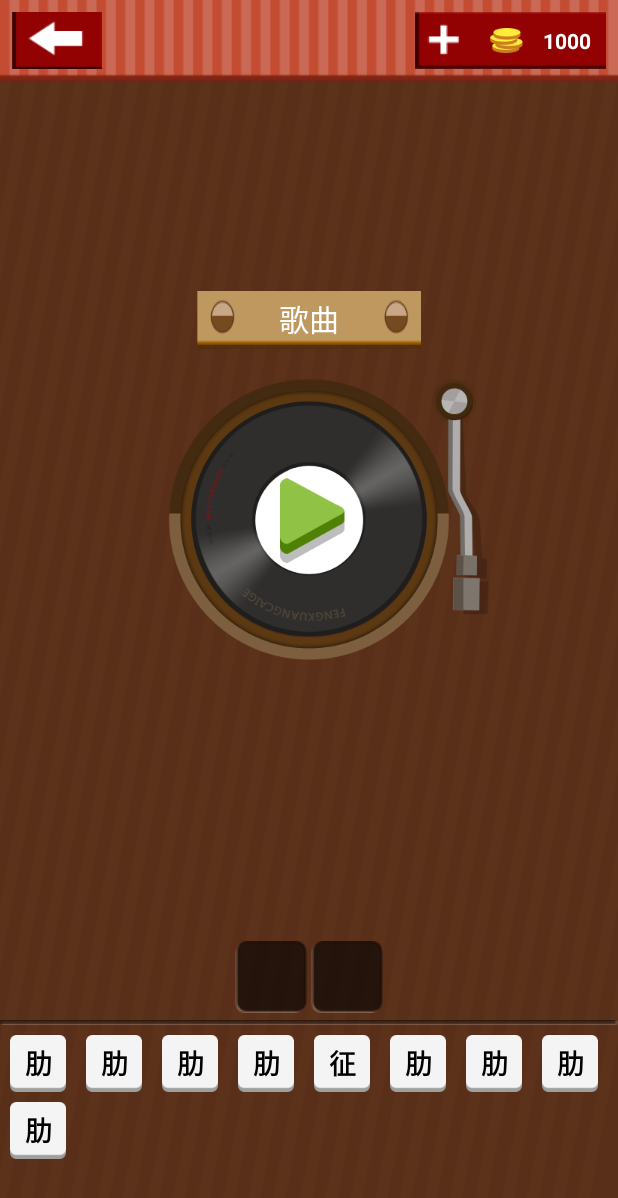
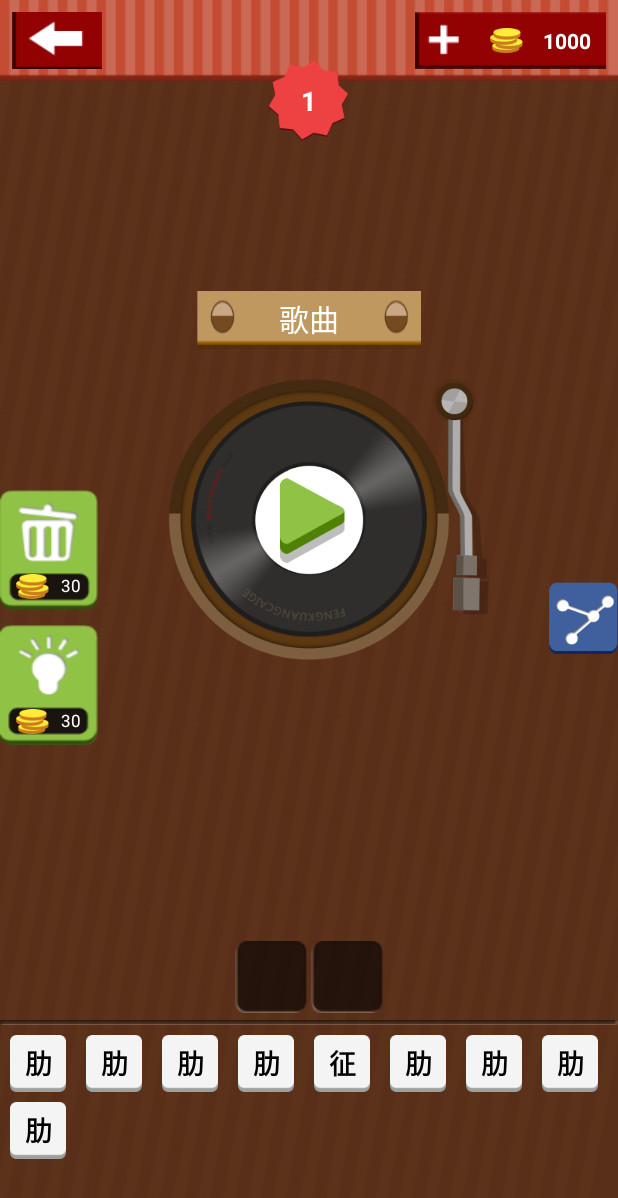
Before and after one commit to jijinchao2014/GuessPlayer, an Android app: the screen it shows after launch (MainActivity), on a phone screen of 412 x 824 dp. Shown: the top 1198 px of the screen. Run offline under Robolectric (Android 15) with nearby library versions, the phone set to English and light mode, and no system bars; libraries missing offline, so code that uses them is left out: com.nineoldandroids.animation.

Commit message:
主页面添加删除、提示、分享按钮

```diff
--- a/app/src/main/java/com/jijc/guessplayer/activity/MainActivity.java
+++ b/app/src/main/java/com/jijc/guessplayer/activity/MainActivity.java
@@ -15,6 +15,8 @@ import android.widget.Button;
 import android.widget.CheckedTextView;
 import android.widget.ImageButton;
 import android.widget.ImageView;
+import android.widget.LinearLayout;
+import android.widget.RelativeLayout;
 import android.widget.TextView;
 import android.widget.Toast;
 
@@ -23,7 +25,6 @@ import com.jijc.guessplayer.R;
 import com.jijc.guessplayer.bean.SongBean;
 import com.jijc.guessplayer.bean.Songs;
 import com.jijc.guessplayer.bean.WordBean;
-import com.jijc.guessplayer.listener.OnRecyclerViewItemClickListener;
 import com.jijc.guessplayer.utils.WordUtil;
 import com.nineoldandroids.animation.ArgbEvaluator;
 import com.nineoldandroids.animation.ObjectAnimator;
@@ -58,9 +59,16 @@ public class MainActivity extends AppCompatActivity implements View.OnClickListe
     private Animation mBarInAnim; //拨杆进入动画
     private Animation mBarOutAnim; //拨杆拨开动画
     private RecyclerView recyclerView; //待选文字区域
-    private RecyclerView llContainer; //已选文字区域
+    private RecyclerView selectedRecyclerView; //已选文字区域
     private MyAdapter adapter;  //待选文字
-    private MyAdapter adapter1; //已选文字
+    private MyAdapter selectedAdapter; //已选文字
+    private LinearLayout llSuccess;
+    private RelativeLayout rlDelete;
+    private RelativeLayout rlTip;
+    private TextView tvDelete;
+    private TextView tvTip;
+    private TextView tvShare;
+    private TextView tvLevel;
 
     @Override
     protected void onCreate(Bundle savedInstanceState) {
@@ -70,13 +78,13 @@ public class MainActivity extends AppCompatActivity implements View.OnClickListe
         initData();
 
         adapter = new MyAdapter(this, datas, 0);
-        adapter1 = new MyAdapter(this, selects, 1);
+        selectedAdapter = new MyAdapter(this, selects, 1);
         recyclerView.setAdapter(adapter);
-        llContainer.setAdapter(adapter1);
+        selectedRecyclerView.setAdapter(selectedAdapter);
 
         //设置布局
         recyclerView.setLayoutManager(new GridLayoutManager(this, 8));
-        llContainer.setLayoutManager(new GridLayoutManager(this, selected_word));
+        selectedRecyclerView.setLayoutManager(new GridLayoutManager(this, selected_word));
         //待选区域按钮点击事件
         adapter.setOnItemClickListener(new MyAdapter.OnItemClickListener() {
             @Override
@@ -90,7 +98,7 @@ public class MainActivity extends AppCompatActivity implements View.OnClickListe
                     for (int i = 0; i < selected_word; i++) {
                         if (TextUtils.isEmpty(selects.get(i).wordText)) {
                             selects.get(i).wordText = datas.get(position).wordText;
-                            adapter1.notifyDataSetChanged();
+                            selectedAdapter.notifyDataSetChanged();
                             mapWord.put(i, datas.get(position));
                             fillNum++;
                             break;
@@ -107,6 +115,7 @@ public class MainActivity extends AppCompatActivity implements View.OnClickListe
                             for (int i=0;i<selected_word;i++){
                                 selects.get(i).tvSelected.setTextColor(Color.GREEN);
                             }
+                            llSuccess.setVisibility(View.VISIBLE);
                             break;
                         case SONG_FAILL:
                             //校验失败已选文字闪烁，
@@ -138,7 +147,7 @@ public class MainActivity extends AppCompatActivity implements View.OnClickListe
         });
 
         //已选区域按钮点击事件
-        adapter1.setOnItemClickListener(new MyAdapter.OnItemClickListener() {
+        selectedAdapter.setOnItemClickListener(new MyAdapter.OnItemClickListener() {
             @Override
             public void onItemClick(final View view, final int position) {
                 for (int i=0;i<selected_word;i++){
@@ -148,7 +157,7 @@ public class MainActivity extends AppCompatActivity implements View.OnClickListe
                 }
 //                Toast.makeText(MainActivity.this, "你点击了" + datas.get(position) + ",position=" + position, Toast.LENGTH_SHORT).show();
                 selects.get(position).wordText = "";
-                adapter1.notifyDataSetChanged();
+                selectedAdapter.notifyDataSetChanged();
                 WordBean wordBean = mapWord.get(position);//已选框文字原来的位置
                 wordBean.isVisible = true;
                 adapter.notifyDataSetChanged();
@@ -173,10 +182,21 @@ public class MainActivity extends AppCompatActivity implements View.OnClickListe
         ivBar = (ImageView) findViewById(R.id.iv_bar);
         ivPan = (ImageView) findViewById(R.id.iv_pan);
         recyclerView = (RecyclerView) findViewById(R.id.recyclerView);
-        llContainer = (RecyclerView) findViewById(R.id.ll_container);
+        selectedRecyclerView = (RecyclerView) findViewById(R.id.ll_container);
+        llSuccess = (LinearLayout) findViewById(R.id.ll_success);
+        rlDelete = (RelativeLayout) findViewById(R.id.rl_delete);
+        rlTip = (RelativeLayout) findViewById(R.id.rl_tip);
+        tvDelete = (TextView) findViewById(R.id.tv_delete);
+        tvTip = (TextView) findViewById(R.id.tv_tip);
+        tvShare = (TextView) findViewById(R.id.tv_share);
+        tvLevel = (TextView) findViewById(R.id.tv_level);
+
         tvScore.setOnClickListener(this);
         btnBack.setOnClickListener(this);
         btnPlay.setOnClickListener(this);
+        rlDelete.setOnClickListener(this);
+        rlTip.setOnClickListener(this);
+        tvShare.setOnClickListener(this);
     }
 
     /**
@@ -216,16 +236,22 @@ public class MainActivity extends AppCompatActivity implements View.OnClickListe
     public void onClick(View v) {
         int id = v.getId();
         switch (id) {
-            case R.id.btn_back:
+            case R.id.btn_back: //返回按键
                 finish();
                 break;
-            case R.id.btn_play:
+            case R.id.btn_play: //播放按钮
                 if (isStart) {
                     barOutAnim();
                 } else {
                     btnPlay.setVisibility(View.GONE);
                     barInAnim();
                 }
+                break;
+            case R.id.rl_delete: //删除待选文字
+                break;
+            case R.id.rl_tip: //提示
+                break;
+            case R.id.tv_share: //分享
                 break;
 
         }
--- /dev/null
+++ b/app/src/main/res/drawable/selector_btn_delete.xml
@@ -0,0 +1,6 @@
+<?xml version="1.0" encoding="utf-8"?>
+<selector xmlns:android="http://schemas.android.com/apk/res/android">
+    <item android:state_pressed="true" android:drawable="@mipmap/game_buy2_sel"/>
+    <item android:drawable="@mipmap/game_buy2"/>
+
+</selector>
--- /dev/null
+++ b/app/src/main/res/drawable/selector_btn_share.xml
@@ -0,0 +1,6 @@
+<?xml version="1.0" encoding="utf-8"?>
+<selector xmlns:android="http://schemas.android.com/apk/res/android">
+    <item android:state_pressed="true" android:drawable="@mipmap/game_share_sel"/>
+    <item android:drawable="@mipmap/game_share"/>
+
+</selector>
--- /dev/null
+++ b/app/src/main/res/drawable/selector_btn_tip.xml
@@ -0,0 +1,6 @@
+<?xml version="1.0" encoding="utf-8"?>
+<selector xmlns:android="http://schemas.android.com/apk/res/android">
+    <item android:state_pressed="true" android:drawable="@mipmap/game_buy1_sel"/>
+    <item android:drawable="@mipmap/game_buy1"/>
+
+</selector>
--- a/app/src/main/res/layout/activity_main.xml
+++ b/app/src/main/res/layout/activity_main.xml
@@ -29,4 +29,6 @@
             android:layout_height="wrap_content"></android.support.v7.widget.RecyclerView>
         <include layout="@layout/select_bottom"/>
     </LinearLayout>
+    <include layout="@layout/float_item"/>
+    <include layout="@layout/success_item"/>
 </RelativeLayout>
--- /dev/null
+++ b/app/src/main/res/layout/float_item.xml
@@ -0,0 +1,80 @@
+<?xml version="1.0" encoding="utf-8"?>
+<RelativeLayout xmlns:android="http://schemas.android.com/apk/res/android"
+                android:layout_width="match_parent"
+                android:layout_height="match_parent">
+
+    <TextView
+        android:id="@+id/tv_level"
+        android:layout_width="wrap_content"
+        android:layout_height="wrap_content"
+        android:layout_alignParentTop="true"
+        android:layout_centerHorizontal="true"
+        android:layout_marginTop="40dp"
+        android:background="@mipmap/game_level_title"
+        android:gravity="center"
+        android:text="1"
+        android:textColor="@color/color_ffffff"
+        android:textSize="18dp"
+        android:textStyle="bold"/>
+
+    <LinearLayout
+        android:layout_width="wrap_content"
+        android:layout_height="wrap_content"
+        android:layout_alignParentLeft="true"
+        android:layout_centerVertical="true"
+        android:orientation="vertical">
+
+        <RelativeLayout
+            android:id="@+id/rl_delete"
+            android:layout_width="65dp"
+            android:layout_height="80dp"
+            android:background="@drawable/selector_btn_delete"
+            android:gravity="center_horizontal|bottom">
+
+            <TextView
+                android:id="@+id/tv_delete"
+                android:layout_width="wrap_content"
+                android:layout_height="wrap_content"
+                android:layout_marginBottom="7dp"
+                android:drawableLeft="@mipmap/game_coin_icon"
+                android:drawablePadding="8dp"
+                android:gravity="center_vertical"
+                android:includeFontPadding="false"
+                android:text="30"
+                android:textColor="@color/color_ffffff"
+                android:textSize="11dp"/>
+        </RelativeLayout>
+
+        <RelativeLayout
+            android:id="@+id/rl_tip"
+            android:layout_width="65dp"
+            android:layout_height="80dp"
+            android:layout_alignParentLeft="true"
+            android:layout_centerVertical="true"
+            android:layout_marginTop="10dp"
+            android:background="@drawable/selector_btn_tip"
+            android:gravity="center_horizontal|bottom">
+
+            <TextView
+                android:id="@+id/tv_tip"
+                android:layout_width="wrap_content"
+                android:layout_height="wrap_content"
+                android:layout_marginBottom="7dp"
+                android:drawableLeft="@mipmap/game_coin_icon"
+                android:drawablePadding="8dp"
+                android:gravity="center_vertical"
+                android:includeFontPadding="false"
+                android:text="30"
+                android:textColor="@color/color_ffffff"
+                android:textSize="11dp"/>
+        </RelativeLayout>
+    </LinearLayout>
+
+    <TextView
+        android:id="@+id/tv_share"
+        android:layout_width="wrap_content"
+        android:layout_height="wrap_content"
+        android:layout_alignParentRight="true"
+        android:layout_centerVertical="true"
+        android:background="@drawable/selector_btn_share"/>
+</RelativeLayout>
--- /dev/null
+++ b/app/src/main/res/layout/success_item.xml
@@ -0,0 +1,10 @@
+<?xml version="1.0" encoding="utf-8"?>
+<LinearLayout xmlns:android="http://schemas.android.com/apk/res/android"
+              android:orientation="vertical"
+              android:id="@+id/ll_success"
+              android:visibility="gone"
+              android:background="@color/color_99335533"
+              android:layout_width="match_parent"
+              android:layout_height="match_parent">
+
+</LinearLayout>
--- a/app/src/main/res/values/colors.xml
+++ b/app/src/main/res/values/colors.xml
@@ -5,4 +5,5 @@
     <color name="colorAccent">#FF4081</color>
     <color name="color_ffffff">#FFffff</color>
     <color name="color_000000">#000000</color>
+    <color name="color_99335533">#99335533</color>
 </resources>
```
